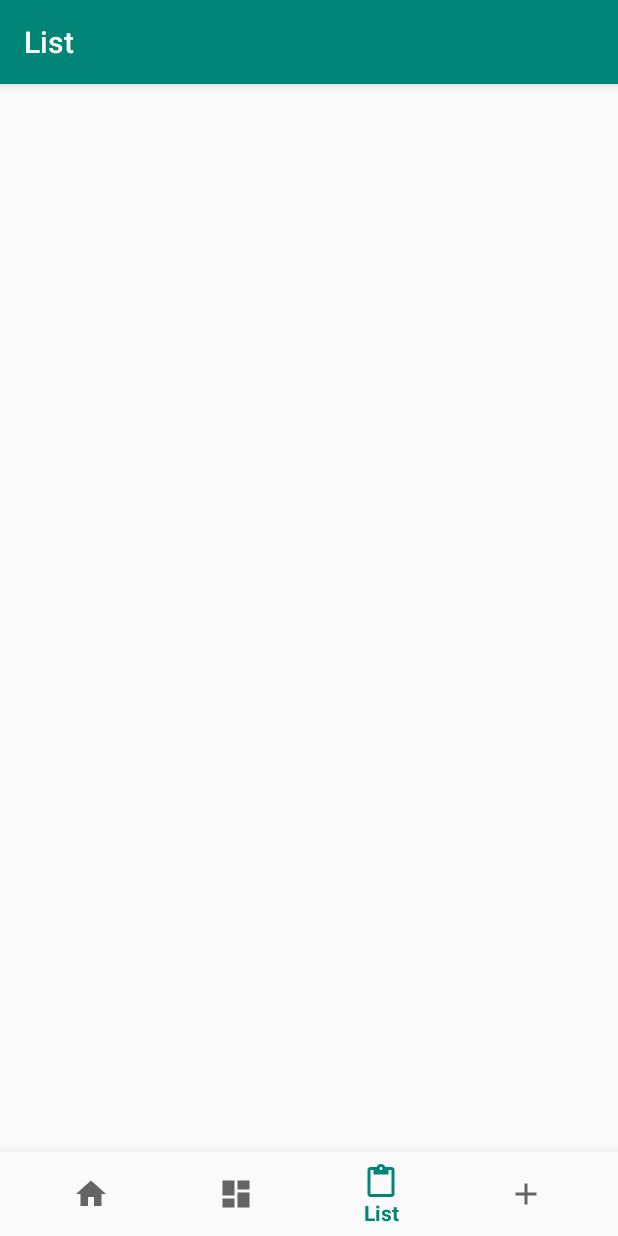
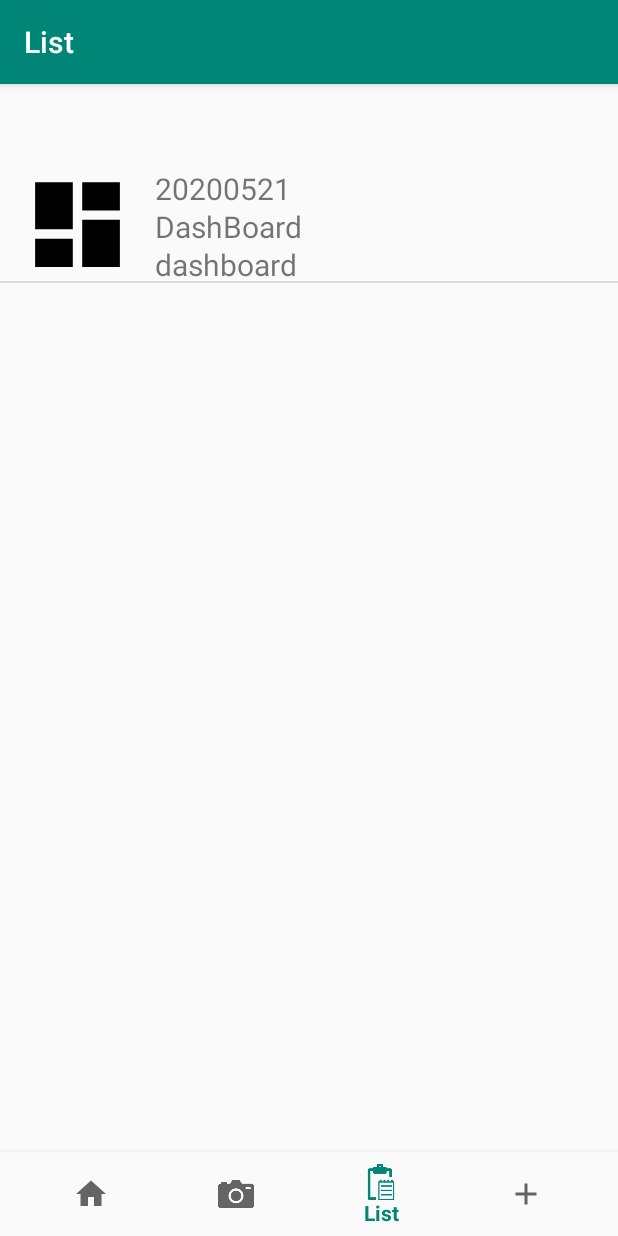
Before and after one commit to kimbeopseong/Puppy, an Android app: the MainActivity screen opened directly, with no data from a screen before it, item 3 of the bottom bar chosen, on a phone screen of 412 x 824 dp. Run offline under Robolectric (Android 15) with nearby library versions, the phone set to English and light mode, and no system bars; our stand-ins replace navigation-ui.

Commit message:
merge_ui

```diff
--- a/app/src/main/AndroidManifest.xml
+++ b/app/src/main/AndroidManifest.xml
@@ -12,7 +12,7 @@
         <activity android:name=".SignActivity" />
         <activity
             android:name=".SplashActivity"
-            android:screenOrientation="portrait"
+            android:screenOrientation="fullSensor"
             android:theme="@style/SplashTheme">
             <intent-filter>
                 <action android:name="android.intent.action.MAIN" />
@@ -24,6 +24,8 @@
         <activity
             android:name=".MainActivity"
             android:label="@string/app_name" />
+        <activity android:name=".ResultActivity" />
+
     </application>
 
 </manifest>
--- a/app/src/main/java/com/example/puppy/MainActivity.java
+++ b/app/src/main/java/com/example/puppy/MainActivity.java
@@ -20,7 +20,7 @@ public class MainActivity extends AppCompatActivity {
         // Passing each menu ID as a set of Ids because each
         // menu should be considered as top level destinations.
         AppBarConfiguration appBarConfiguration = new AppBarConfiguration.Builder(
-                R.id.navigation_home, R.id.navigation_analysis, R.id.navigation_list,R.id.navigation_plus)
+                R.id.navigation_home, R.id.navigation_camera, R.id.navigation_list,R.id.navigation_plus)
                 .build();
         NavController navController = Navigation.findNavController(this, R.id.nav_host_fragment);
         NavigationUI.setupActionBarWithNavController(this, navController, appBarConfiguration);
--- /dev/null
+++ b/app/src/main/java/com/example/puppy/ui/list/ListViewAdapter.java
@@ -0,0 +1,76 @@
+package com.example.puppy.ui.list;
+
+import android.content.Context;
+import android.graphics.drawable.Drawable;
+import android.view.LayoutInflater;
+import android.view.View;
+import android.view.ViewGroup;
+import android.widget.BaseAdapter;
+import android.widget.ImageView;
+import android.widget.TextView;
+
+
+import com.example.puppy.R;
+
+import java.util.ArrayList;
+
+public class ListViewAdapter extends BaseAdapter {
+
+    private ArrayList<ListViewItem> listViewItemArraylist = new ArrayList<ListViewItem>();
+
+    public ListViewAdapter() {}
+
+    @Override
+    public int getCount() {
+        return listViewItemArraylist.size();
+    }
+
+    @Override
+    public View getView(int position, View convertView, ViewGroup parent) {
+        final int pos = position;
+        final Context context = parent.getContext();
+
+        if (convertView == null){
+            LayoutInflater inflater = (LayoutInflater) context.getSystemService(Context.LAYOUT_INFLATER_SERVICE);
+            convertView = inflater.inflate(R.layout.list_item, parent, false);
+        }
+
+        ImageView dailyPicView = (ImageView) convertView.findViewById(R.id.daily_pictiure);
+        TextView dailyDateView = (TextView) convertView.findViewById(R.id.daily_date);
+        TextView dailyStatView = (TextView) convertView.findViewById(R.id.daily_stat);
+        TextView dailyLvView = (TextView) convertView.findViewById(R.id.daily_lv);
+
+        ListViewItem listViewItem = listViewItemArraylist.get(position);
+
+        dailyPicView.setImageDrawable(listViewItem.getIcon());
+        dailyDateView.setText(listViewItem.getDate());
+        dailyStatView.setText(listViewItem.getStat());
+        dailyLvView.setText(listViewItem.getLv());
+
+        return convertView;
+    }
+
+    @Override
+    public long getItemId(int position) {
+        return position;
+    }
+
+    @Override
+    public Object getItem(int position) {
+        return listViewItemArraylist.get(position);
+    }
+
+
+//  분석 결과 창의 확인 버튼을 누르면 결과의 데이터 기록할 수 있도록 호출
+    public void addItem(Drawable icon, String date, String stat, String lv){
+        ListViewItem item = new ListViewItem();
+
+        item.setIcon(icon);
+        item.setDate(date);
+        item.setStat(stat);
+        item.setLv(lv);
+
+        listViewItemArraylist.add(item);
+    }
+
+}
--- /dev/null
+++ b/app/src/main/java/com/example/puppy/ui/list/ListViewItem.java
@@ -0,0 +1,43 @@
+package com.example.puppy.ui.list;
+
+import android.graphics.drawable.Drawable;
+
+public class ListViewItem {
+
+    private Drawable icon;
+    private String date;
+    private String stat;
+    private String lv;
+
+    public Drawable getIcon() {
+        return icon;
+    }
+
+    public void setIcon(Drawable icon) {
+        this.icon = icon;
+    }
+
+    public String getDate() {
+        return date;
+    }
+
+    public void setDate(String date) {
+        this.date = date;
+    }
+
+    public String getStat() {
+        return stat;
+    }
+
+    public void setStat(String stat) {
+        this.stat = stat;
+    }
+
+    public String getLv() {
+        return lv;
+    }
+
+    public void setLv(String lv) {
+        this.lv = lv;
+    }
+}
--- /dev/null
+++ b/app/src/main/java/com/example/puppy/ui/list/MenuListFragment.java
@@ -0,0 +1,44 @@
+package com.example.puppy.ui.list;
+
+import android.content.Intent;
+import android.os.Bundle;
+import android.view.LayoutInflater;
+import android.view.View;
+import android.view.ViewGroup;
+import android.widget.ListView;
+
+import androidx.core.content.ContextCompat;
+import androidx.fragment.app.ListFragment;
+
+import com.example.puppy.R;
+import com.example.puppy.ResultActivity;
+
+
+public class MenuListFragment extends ListFragment {
+
+    ListViewAdapter adapter;
+
+    @Override
+    public View onCreateView(LayoutInflater inflater, ViewGroup container, Bundle savedInstanceState) {
+
+        adapter = new ListViewAdapter();
+        setListAdapter(adapter);
+
+//      예시로 하나 추가해둠.
+        adapter.addItem(ContextCompat.getDrawable(getActivity(), R.drawable.ic_dashboard_black_24dp), "20200521","DashBoard", "dashboard");
+
+//      분석 창에서 확인 버튼을 누르면 분석결과의 내용이 addItem될 수 있도록 함수 구현
+
+        return super.onCreateView(inflater, container, savedInstanceState);
+    }
+
+    @Override
+    public void onListItemClick(ListView l, View v, int position, long id) {
+
+        ListViewItem item = (ListViewItem) l.getItemAtPosition(position);
+        Intent intent = new Intent(v.getContext(), ResultActivity.class);
+        startActivity(intent);
+//        클릭된 아이템에 해당하는 분석 결과를 호출하도록 함수 구현
+        super.onListItemClick(l, v, position, id);
+    }
+}
--- a/app/src/main/res/layout/fragment_list.xml
+++ b/app/src/main/res/layout/fragment_list.xml
@@ -2,10 +2,9 @@
 <androidx.constraintlayout.widget.ConstraintLayout xmlns:android="http://schemas.android.com/apk/res/android"
     xmlns:app="http://schemas.android.com/apk/res-auto"
     xmlns:tools="http://schemas.android.com/tools"
-    android:id="@+id/list"
     android:layout_width="match_parent"
     android:layout_height="match_parent"
-    tools:context=".ui.list.ListFragment">
-
+    android:layout_margin="0dp"
+    tools:context=".ui.list.MenuListFragment">
 
 </androidx.constraintlayout.widget.ConstraintLayout>
--- /dev/null
+++ b/app/src/main/res/layout/list_item.xml
@@ -0,0 +1,50 @@
+<?xml version="1.0" encoding="utf-8"?>
+<LinearLayout xmlns:android="http://schemas.android.com/apk/res/android"
+    xmlns:tools="http://schemas.android.com/tools"
+    android:layout_width="match_parent"
+    android:layout_height="wrap_content">
+
+    <ImageView
+        android:id="@+id/daily_pictiure"
+        android:layout_width="match_parent"
+        android:layout_height="75dp"
+        android:layout_weight="3"
+        tools:srcCompat="@tools:sample/avatars" />
+
+    <LinearLayout
+        android:layout_width="match_parent"
+        android:layout_height="match_parent"
+        android:layout_weight="1"
+        android:orientation="vertical">
+
+        <TextView
+            android:id="@+id/daily_date"
+            android:layout_width="match_parent"
+            android:layout_height="match_parent"
+            android:layout_weight="1"
+            android:textSize="20dp"
+            android:gravity="center_vertical"
+            android:text=""/>
+
+        <TextView
+            android:id="@+id/daily_stat"
+            android:layout_width="match_parent"
+            android:layout_height="match_parent"
+            android:layout_weight="1"
+            android:textSize="20dp"
+            android:gravity="center_vertical"
+            android:text=""/>
+
+        <TextView
+            android:id="@+id/daily_lv"
+            android:layout_width="match_parent"
+            android:layout_height="match_parent"
+            android:layout_weight="1"
+            android:textSize="20dp"
+            android:gravity="center_vertical"
+            android:text=""/>
+
+    </LinearLayout>
+
+
+</LinearLayout>
--- a/app/src/main/res/menu/bottom_nav_menu.xml
+++ b/app/src/main/res/menu/bottom_nav_menu.xml
@@ -7,13 +7,13 @@
         android:title="@string/title_home" />
 
     <item
-        android:id="@+id/navigation_analysis"
-        android:icon="@drawable/ic_dashboard_black_24dp"
-        android:title="@string/title_analysis" />
+        android:id="@+id/navigation_camera"
+        android:icon="@drawable/ic_camera"
+        android:title="@string/title_camera" />
 
     <item
         android:id="@+id/navigation_list"
-        android:icon="@drawable/ic_content_paste_black_24dp"
+        android:icon="@drawable/ic_list"
         android:title="@string/title_list" />
 
     <item
--- a/app/src/main/res/navigation/mobile_navigation.xml
+++ b/app/src/main/res/navigation/mobile_navigation.xml
@@ -12,14 +12,14 @@
         tools:layout="@layout/fragment_home" />
 
     <fragment
-        android:id="@+id/navigation_analysis"
-        android:name="com.example.puppy.ui.analysis.AnalysisFragment"
-        android:label="@string/title_analysis"
-        tools:layout="@layout/fragment_analysis" />
+        android:id="@+id/navigation_camera"
+        android:name="com.example.puppy.ui.camera.CameraFragment"
+        android:label="@string/title_camera"
+        tools:layout="@layout/fragment_cam" />
 
     <fragment
         android:id="@+id/navigation_list"
-        android:name="com.example.puppy.ui.list.ListFragment"
+        android:name="com.example.puppy.ui.list.MenuListFragment"
         android:label="@string/title_list"
         tools:layout="@layout/fragment_list" />
 
--- a/app/src/main/res/values/strings.xml
+++ b/app/src/main/res/values/strings.xml
@@ -1,7 +1,7 @@
 <resources>
     <string name="app_name">Puppy</string>
     <string name="title_home">Home</string>
-    <string name="title_analysis">Analysis</string>
+    <string name="title_camera">Camera</string>
     <string name="title_list">List</string>
     <string name="title_plus">Plus</string>
 </resources>
```
Also changed, not shown: app/src/main/java/com/example/puppy/ResultActivity.java (added, +27 -0 lines), app/src/main/java/com/example/puppy/ui/camera/CameraFragment.java (added, +38 -0 lines), app/src/main/res/layout/fragment_cam.xml (added, +30 -0 lines), app/src/main/res/layout/results.xml (added, +113 -0 lines), app/src/main/res/drawable/ic_camera.png (added), app/src/main/res/drawable/ic_etc.png (added), app/src/main/res/drawable/ic_list.png (added).
